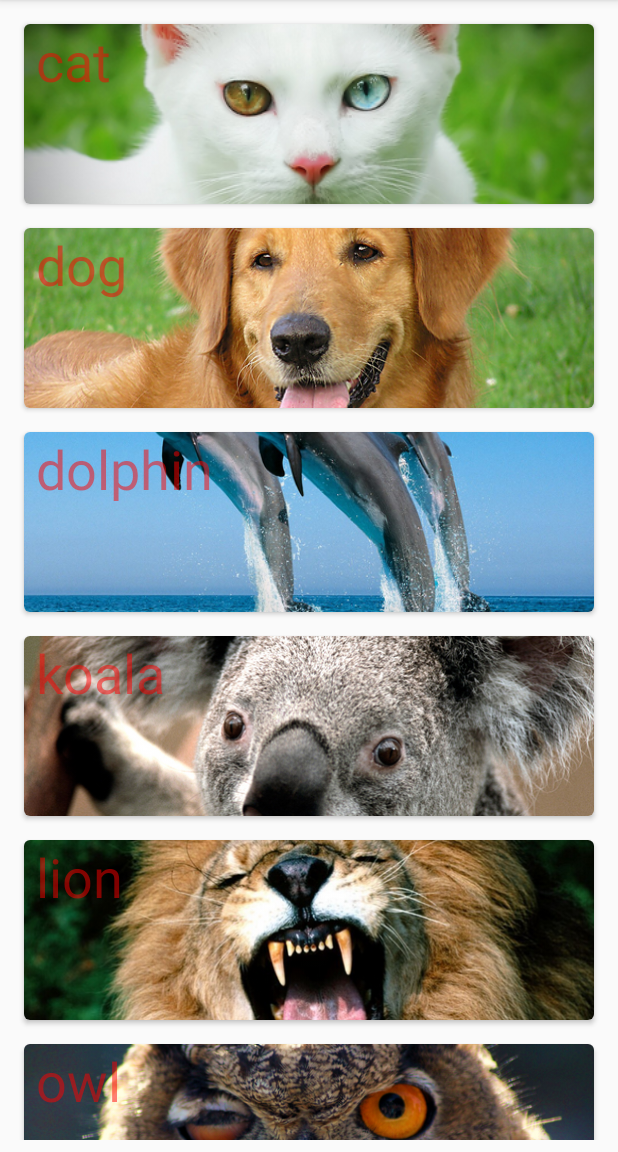
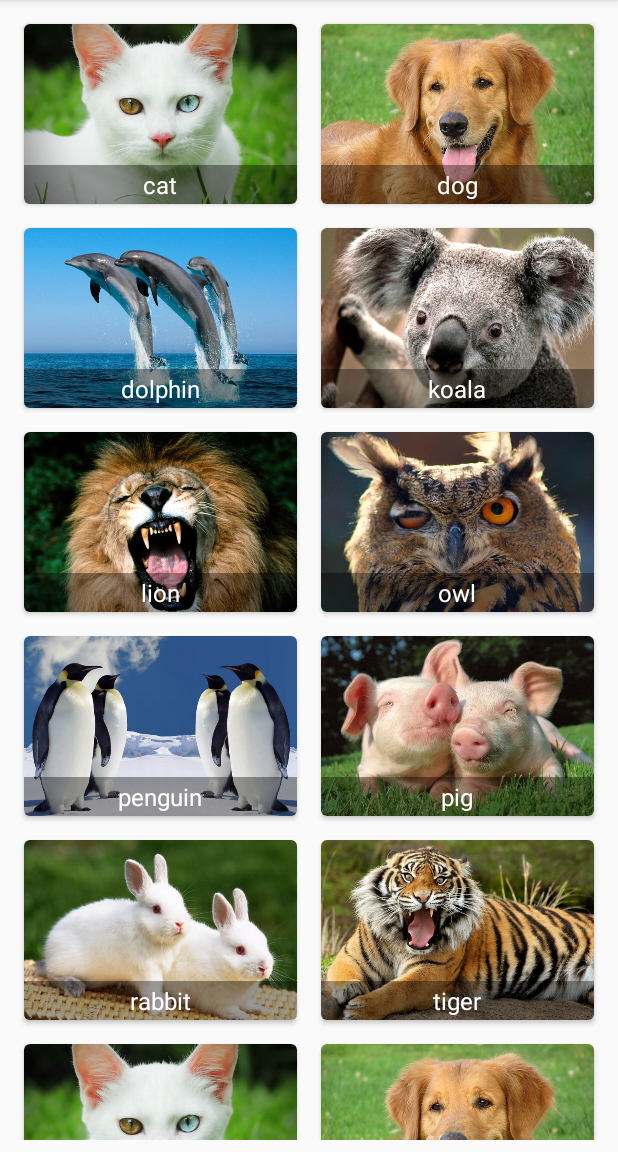
Before and after one commit to 3bugs/ListAndCardDemo, an Android app: the screen it shows after launch (MainActivity), on a phone screen of 412 x 824 dp, the part 84-1236 px from its top. Run offline under Robolectric (Android 15) with nearby library versions, the phone set to English and light mode, and no system bars.

Commit message:
use GridLayoutManager and change card layout

```diff
--- a/app/src/main/java/com/example/listandcarddemo/MainActivity.java
+++ b/app/src/main/java/com/example/listandcarddemo/MainActivity.java
@@ -6,6 +6,7 @@ import android.graphics.drawable.Drawable;
 import android.os.Bundle;
 import android.support.v7.app.AppCompatActivity;
 import android.support.v7.widget.CardView;
+import android.support.v7.widget.GridLayoutManager;
 import android.support.v7.widget.LinearLayoutManager;
 import android.support.v7.widget.RecyclerView;
 import android.view.LayoutInflater;
@@ -34,7 +35,7 @@ public class MainActivity extends AppCompatActivity {
         mRecyclerView = (RecyclerView) findViewById(R.id.recycler_view);
         mRecyclerView.setHasFixedSize(true);
 
-        mLayoutManager = new LinearLayoutManager(this);
+        mLayoutManager = new GridLayoutManager(this, 2);
         mRecyclerView.setLayoutManager(mLayoutManager);
 
         mAdapter = new MyAdapter(this);
--- a/app/src/main/res/layout/list_item.xml
+++ b/app/src/main/res/layout/list_item.xml
@@ -6,7 +6,6 @@
     android:layout_gravity="center"
     android:layout_margin="8dp"
     card_view:cardCornerRadius="4dp">
-
 
     <ImageView
         android:id="@+id/card_image"
@@ -17,9 +16,12 @@
     <TextView
         android:id="@+id/card_text"
         android:layout_width="match_parent"
-        android:layout_height="match_parent"
-        android:layout_marginLeft="8dp"
-        android:textColor="#80ff0000"
-        android:textSize="36sp" />
+        android:layout_height="wrap_content"
+        android:layout_gravity="bottom"
+        android:background="#60000000"
+        android:gravity="center"
+        android:padding="2dp"
+        android:textColor="#fff"
+        android:textSize="16sp" />
 
 </android.support.v7.widget.CardView>
```
